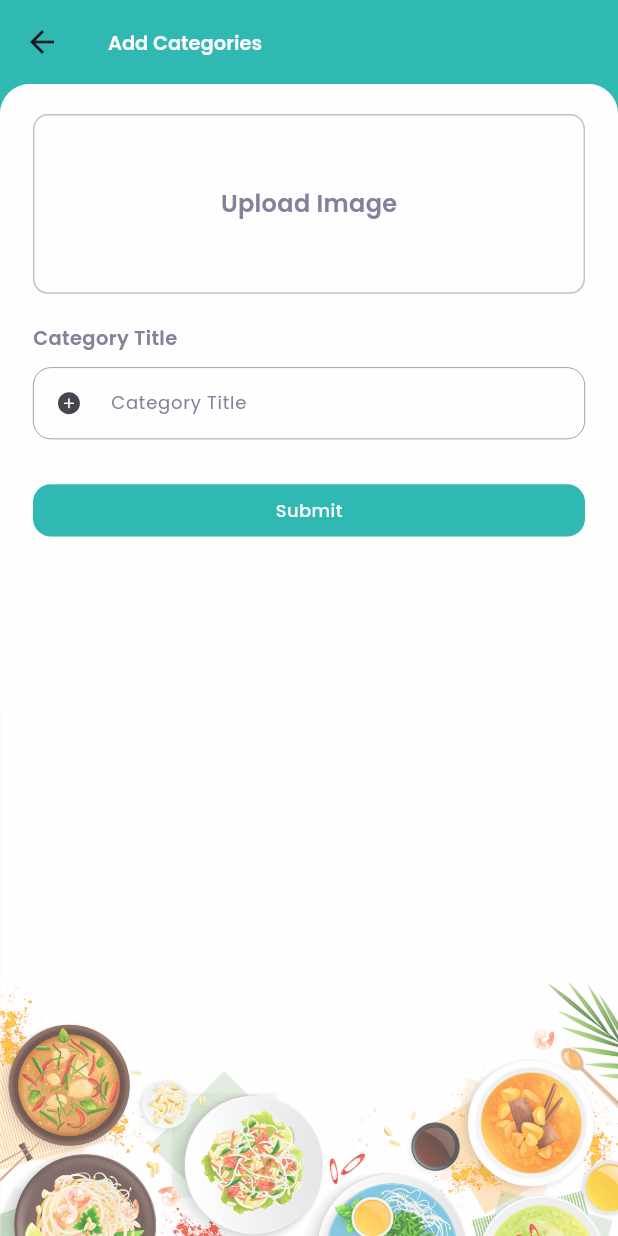
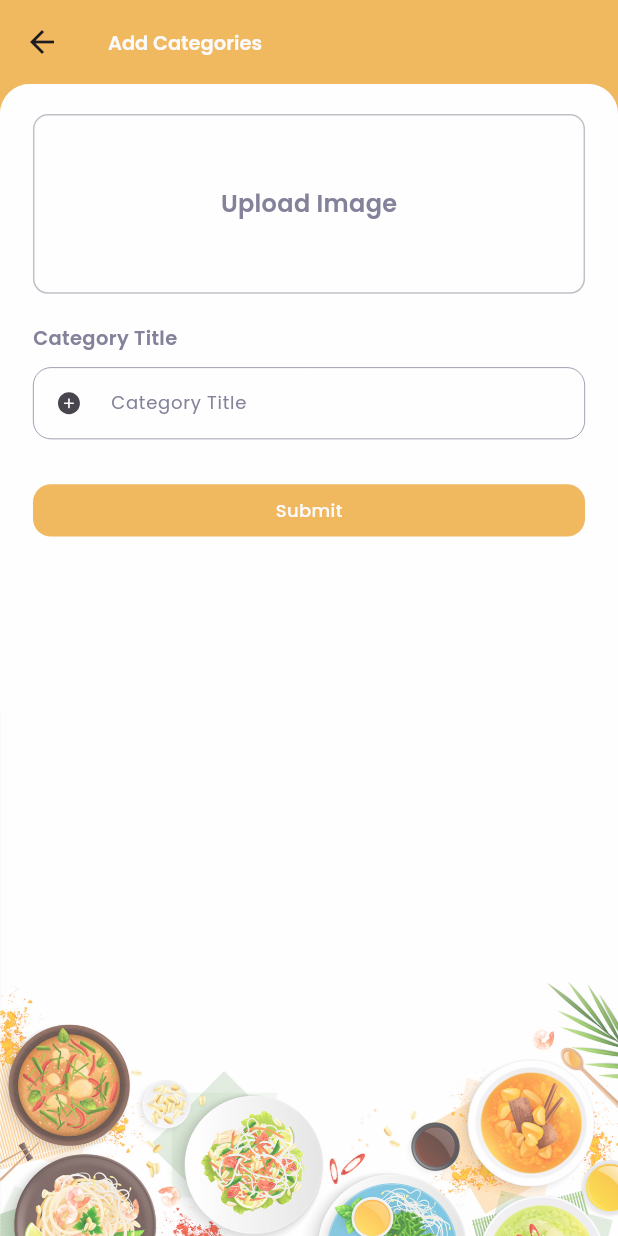
Before and after one commit to qminhminh/Fullcode-Foodly-Admin-flutter, a Flutter app: the AddCategories screen opened directly, on a phone screen of 412 x 824 dp. Run offline on Flutter 3.47's test engine with Material 3 defaults, Android fonts, the phone set to English and light mode, and no system bars; our stand-ins replace firebase_core, firebase_messaging, firebase_storage, flutter_hooks, flutter_local_notifications, flutter_otp_text_field and 10 more; accounts and stored records are empty; project files that could hold a hidden picture were left out.

Commit message:
add color

```diff
--- a/lib/constants/constants.dart
+++ b/lib/constants/constants.dart
@@ -3,9 +3,9 @@ import 'package:flutter_screenutil/flutter_screenutil.dart';
 
 String googleApiKey = 'AIzaSyBCOoQR2ovyrYRTPbqMAO5H0SHVeLfSjeY';
 
-const kPrimary = Color(0xFF30b9b2);
+const kPrimary = Color.fromARGB(255, 240, 185, 96);
 const kPrimaryLight = Color(0xFF40F3EA);
-const kSecondary = Color(0xffffa44f);
+const kSecondary = Color.fromARGB(255, 163, 83, 7);
 const kSecondaryLight = Color(0xFFffe5db);
 const kTertiary = Color(0xff0078a6);
 const kGray = Color(0xff83829A);
```
